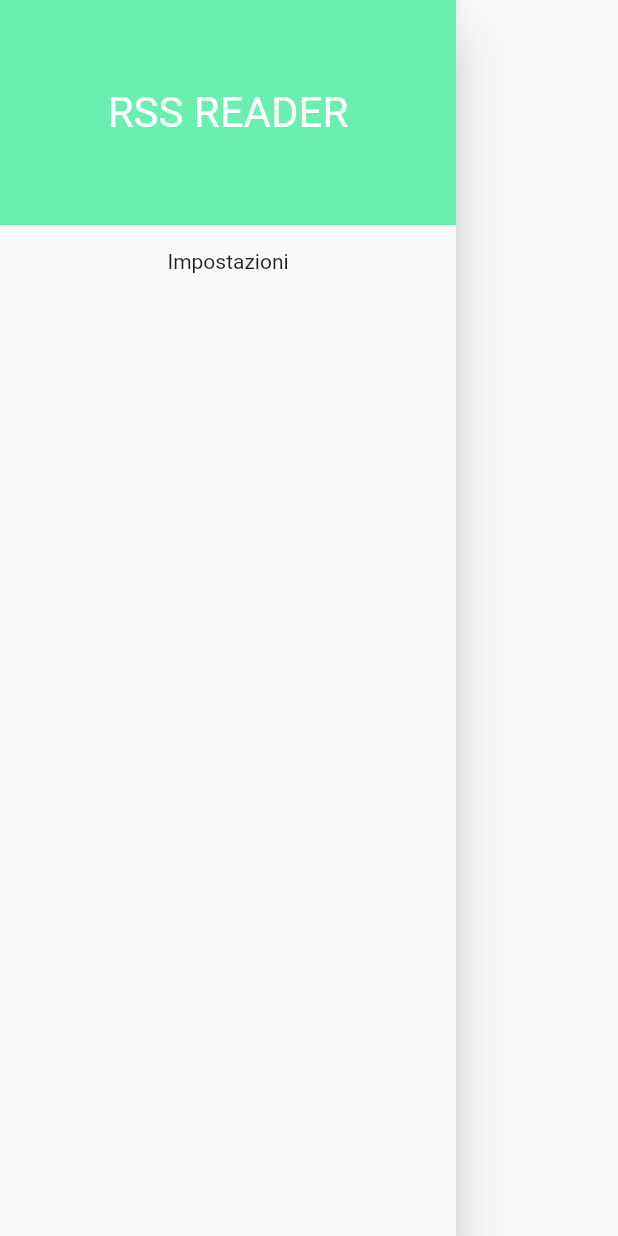
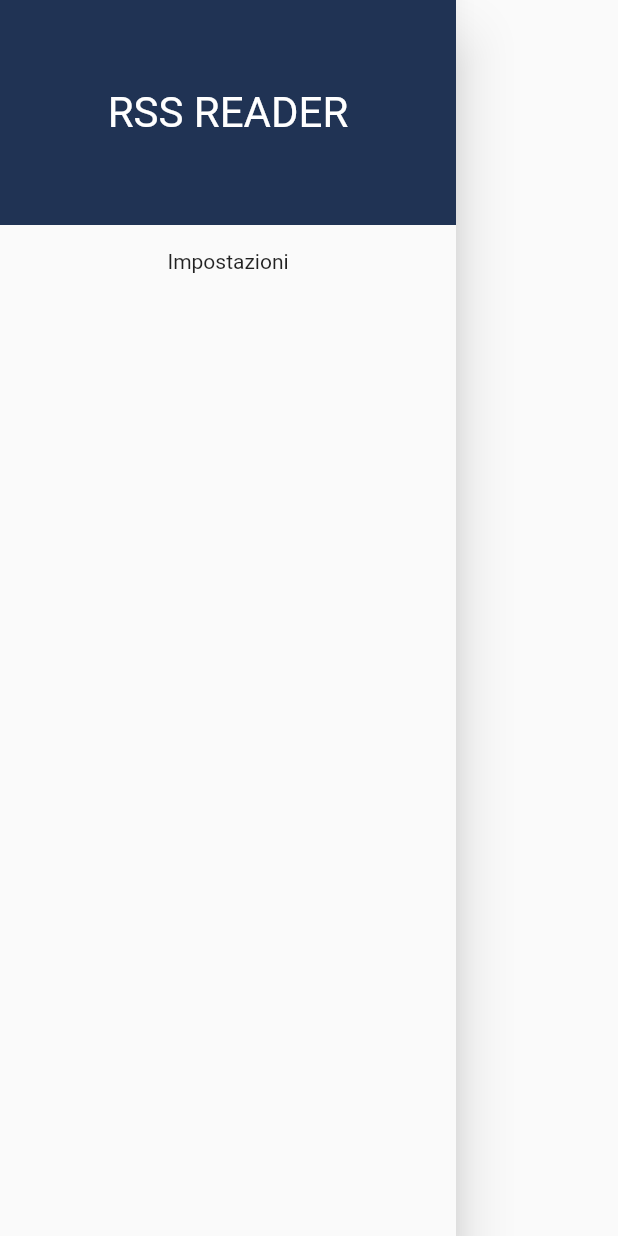
Before and after one commit to manuelbosi/rss-reader, a Flutter app: what sideMenu() shows on an empty page, opened directly, on a phone screen of 412 x 824 dp. Run offline on Flutter 3.47's test engine with Material 2 defaults, Android fonts, the phone set to English and light mode, and no system bars; missing offline and left inert: webfeed; network calls fail.

Commit message:
change green color to blue

```diff
--- a/lib/components/side_menu.dart
+++ b/lib/components/side_menu.dart
@@ -1,4 +1,5 @@
 import 'package:flutter/material.dart';
+import 'package:rss_reader/constants/app_constants.dart';
 import 'package:rss_reader/models/side_menu_item.dart';
 
 List<SideMenuItem> menuEntries = [
@@ -12,7 +13,7 @@ Widget sideMenu(BuildContext context) {
       Container(
         width: double.infinity,
         height: 150,
-        decoration: BoxDecoration(color: Colors.greenAccent.shade200),
+        decoration: const BoxDecoration(color: blue),
         child: const Center(
           child: Text(
             "RSS READER",
--- a/lib/constants/app_constants.dart
+++ b/lib/constants/app_constants.dart
@@ -1,4 +1,5 @@
 import 'package:flutter/material.dart';
 
 // UI
-const green = Colors.greenAccent;
+const Color green = Colors.greenAccent;
+const Color blue = Color(0xFF203354);
--- a/lib/pages/homepage.dart
+++ b/lib/pages/homepage.dart
@@ -28,7 +28,7 @@ class _HomepageState extends State<Homepage> {
       appBar: AppBar(
         title: const Text("Rss Reader"),
         centerTitle: true,
-        backgroundColor: green,
+        backgroundColor: blue,
         actions: [
           IconButton(
               onPressed: () {
@@ -46,7 +46,7 @@ class _HomepageState extends State<Homepage> {
       ),
       floatingActionButton: FloatingActionButton(
         child: const Icon(Icons.refresh),
-        backgroundColor: Colors.greenAccent,
+        backgroundColor: blue,
         onPressed: () {
           setState(() {
             _getFeedsFuture = getFeeds();
```
